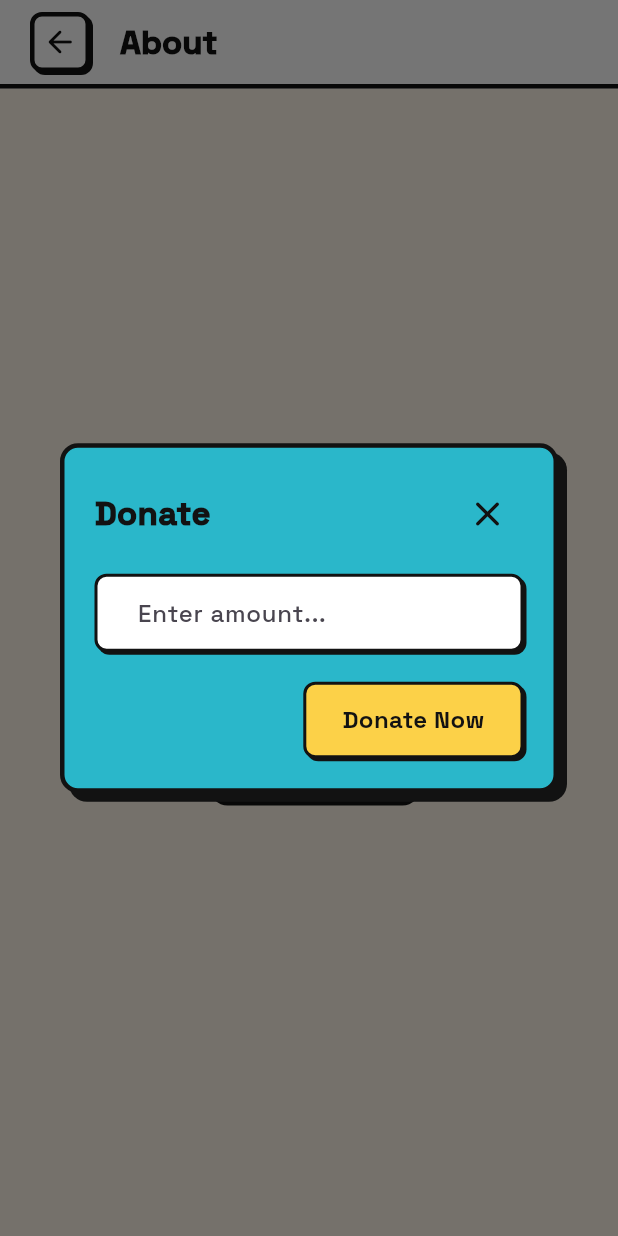
After one commit to htoopyaelinn56/PlexiPlay-L5DC-Project, a Flutter app: the AboutPage screen opened directly, after a tap on "Donate", on a phone screen of 412 x 824 dp. The commit adds this screen. Run offline on Flutter 3.47's test engine with Material 3 defaults, Android fonts, the phone set to English and light mode, and no system bars; our stand-ins replace dio, flutter_riverpod, google_fonts, hugeicons, image_picker, permission_handler and 2 more; missing offline and left inert: flutter_downloader, isar_plus; accounts and stored records are empty; generated files the repository leaves out were written again.

Commit message:
added about page

```diff
--- /dev/null
+++ b/lib/pages/about_page.dart
@@ -0,0 +1,241 @@
+import 'package:flutter/material.dart';
+import '../theme/neo_theme.dart';
+import '../widgets/neo_back_button.dart';
+
+class AboutPage extends StatelessWidget {
+  const AboutPage({super.key});
+
+  @override
+  Widget build(BuildContext context) {
+    return Scaffold(
+      backgroundColor: NeoTheme.cream,
+      appBar: AppBar(
+        leading: const Row(
+          children: [SizedBox(width: 20), NeoBackButton()],
+        ),
+        leadingWidth: 64,
+        title: const Text('About', style: TextStyle(color: NeoTheme.black, fontWeight: FontWeight.w900)),
+        backgroundColor: NeoTheme.white,
+        elevation: 0,
+        iconTheme: const IconThemeData(color: NeoTheme.black),
+        bottom: PreferredSize(
+          preferredSize: const Size.fromHeight(3),
+          child: Container(color: NeoTheme.black, height: 3),
+        ),
+      ),
+      body: Center(
+        child: Column(
+          mainAxisAlignment: MainAxisAlignment.center,
+          children: [
+            Row(
+              mainAxisAlignment: MainAxisAlignment.center,
+              children: [
+                Container(
+                  width: 32,
+                  height: 32,
+                  decoration: BoxDecoration(
+                    border: Border.all(color: NeoTheme.black, width: 3),
+                    borderRadius: BorderRadius.circular(8),
+                  ),
+                  child: const Icon(
+                    Icons.play_arrow_rounded,
+                    color: NeoTheme.black,
+                    size: 20,
+                  ),
+                ),
+                const SizedBox(width: 8),
+                const Text(
+                  'PlexiPlay',
+                  style: TextStyle(
+                    color: NeoTheme.black,
+                    fontSize: 24,
+                    fontWeight: FontWeight.w900,
+                    letterSpacing: -1,
+                  ),
+                )
+              ],
+            ),
+            const SizedBox(height: 16),
+            const Text(
+              'Version 0.1.0',
+              style: TextStyle(
+                color: NeoTheme.black,
+                fontSize: 18,
+                fontWeight: FontWeight.bold,
+              ),
+            ),
+            const SizedBox(height: 40),
+            GestureDetector(
+              onTap: () {
+                showDialog(
+                  context: context,
+                  builder: (context) => const DonateDialog(),
+                );
+              },
+              child: Container(
+                padding: const EdgeInsets.symmetric(
+                  horizontal: 32,
+                  vertical: 16,
+                ),
+                decoration: BoxDecoration(
+                  color: NeoTheme.yellow,
+                  border: Border.all(color: NeoTheme.black, width: 3),
+                  borderRadius: BorderRadius.circular(12),
+                  boxShadow: const [
+                    BoxShadow(color: NeoTheme.black, offset: Offset(4, 4)),
+                  ],
+                ),
+                child: const Text(
+                  'Donate',
+                  style: TextStyle(
+                    fontWeight: FontWeight.w900,
+                    color: NeoTheme.black,
+                    fontSize: 20,
+                  ),
+                ),
+              ),
+            ),
+          ],
+        ),
+      ),
+    );
+  }
+}
+
+class DonateDialog extends StatefulWidget {
+  const DonateDialog({super.key});
+
+  @override
+  State<DonateDialog> createState() => _DonateDialogState();
+}
+
+class _DonateDialogState extends State<DonateDialog> {
+  late TextEditingController _amountController;
+
+  @override
+  void initState() {
+    super.initState();
+    _amountController = TextEditingController();
+  }
+
+  @override
+  void dispose() {
+    _amountController.dispose();
+    super.dispose();
+  }
+
+  @override
+  Widget build(BuildContext context) {
+    return Dialog(
+      backgroundColor: Colors.transparent,
+      elevation: 0,
+      child: Container(
+        padding: const EdgeInsets.all(20),
+        decoration: BoxDecoration(
+          color: NeoTheme.blue,
+          border: Border.all(
+            color: NeoTheme.black,
+            width: NeoTheme.borderThick,
+          ),
+          borderRadius: BorderRadius.circular(12),
+          boxShadow: const [
+            BoxShadow(color: NeoTheme.black, offset: Offset(6, 6)),
+          ],
+        ),
+        child: Column(
+          mainAxisSize: MainAxisSize.min,
+          crossAxisAlignment: CrossAxisAlignment.start,
+          children: [
+            Row(
+              mainAxisAlignment: MainAxisAlignment.spaceBetween,
+              children: [
+                const Text(
+                  'Donate',
+                  style: TextStyle(
+                    fontSize: 22,
+                    fontWeight: FontWeight.w900,
+                    color: NeoTheme.black,
+                  ),
+                ),
+                IconButton(
+                  icon: const Icon(
+                    Icons.close_rounded,
+                    color: NeoTheme.black,
+                    size: 28,
+                  ),
+                  onPressed: () => Navigator.pop(context),
+                ),
+              ],
+            ),
+            const SizedBox(height: 16),
+            Container(
+              decoration: BoxDecoration(
+                color: NeoTheme.white,
+                border: Border.all(color: NeoTheme.black, width: 2),
+                borderRadius: BorderRadius.circular(8),
+                boxShadow: const [
+                  BoxShadow(color: NeoTheme.black, offset: Offset(2, 2)),
+                ],
+              ),
+              child: TextField(
+                controller: _amountController,
+                keyboardType: TextInputType.number,
+                style: const TextStyle(fontWeight: FontWeight.w600),
+                decoration: const InputDecoration(
+                  hintText: 'Enter amount...',
+                  hintStyle: TextStyle(fontWeight: FontWeight.w500),
+                  border: InputBorder.none,
+                  contentPadding: EdgeInsets.all(12),
+                  prefixText: '\$ ',
+                ),
+              ),
+            ),
+            const SizedBox(height: 20),
+            Row(
+              mainAxisAlignment: MainAxisAlignment.end,
+              children: [
+                GestureDetector(
+                  onTap: () {
+                    final amount = _amountController.text.trim();
+                    if (amount.isNotEmpty) {
+                      Navigator.pop(context);
+                      ScaffoldMessenger.of(context).showSnackBar(
+                        SnackBar(
+                          content: Text('Donated \$$amount successfully!'),
+                          backgroundColor: NeoTheme.black,
+                          behavior: SnackBarBehavior.floating,
+                        ),
+                      );
+                    }
+                  },
+                  child: Container(
+                    padding: const EdgeInsets.symmetric(
+                      horizontal: 24,
+                      vertical: 12,
+                    ),
+                    decoration: BoxDecoration(
+                      color: NeoTheme.yellow,
+                      border: Border.all(color: NeoTheme.black, width: 2),
+                      borderRadius: BorderRadius.circular(8),
+                      boxShadow: const [
+                        BoxShadow(color: NeoTheme.black, offset: Offset(2, 2)),
+                      ],
+                    ),
+                    child: const Text(
+                      'Donate Now',
+                      style: TextStyle(
+                        fontWeight: FontWeight.w800,
+                        color: NeoTheme.black,
+                        fontSize: 16,
+                      ),
+                    ),
+                  ),
+                ),
+              ],
+            ),
+          ],
+        ),
+      ),
+    );
+  }
+}
--- a/lib/pages/feed_page.dart
+++ b/lib/pages/feed_page.dart
@@ -7,6 +7,7 @@ import 'package:supabase_flutter/supabase_flutter.dart';
 import '../theme/neo_theme.dart';
 import '../widgets/post_card.dart';
 import '../supabase/supabase_service.dart';
+import 'about_page.dart';
 import 'upload_page.dart';
 import 'profile_page.dart';
 import 'downloaded_videos_page.dart';
@@ -27,7 +28,18 @@ class _FeedPageState extends ConsumerState<FeedPage> {
         backgroundColor: NeoTheme.white,
         elevation: 0,
         centerTitle: false,
-        title: Row(
+        title: GestureDetector(
+          onTap: () {
+            Navigator.push(
+              context,
+              MaterialPageRoute(
+                builder: (context) {
+                  return const AboutPage();
+                },
+              ),
+            );
+          },
+          child: Row(
             children: [
               Container(
                 width: 32,
@@ -53,6 +65,7 @@ class _FeedPageState extends ConsumerState<FeedPage> {
                 ),
               ),
             ],
+          ),
         ),
         actions: [
           IconButton(
```
Lines whose indentation alone changed are shown as unchanged.
